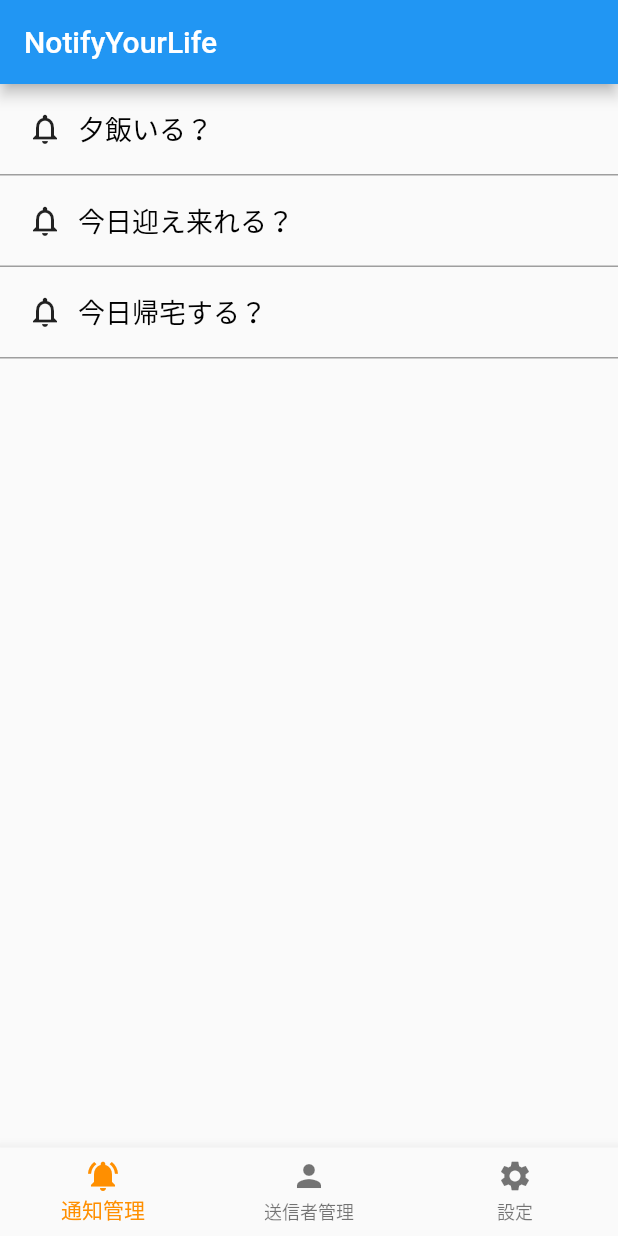
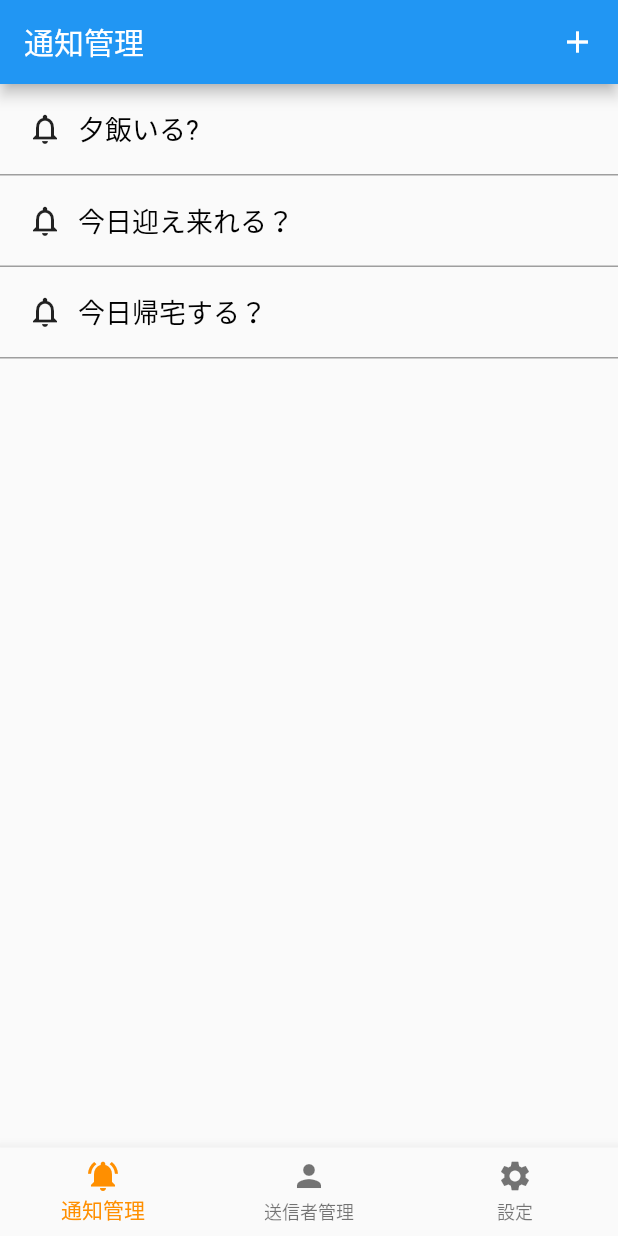
Before and after one commit to YoshikiGit/notify-your-life, a Flutter app: the screen it shows after launch, on a phone screen of 412 x 824 dp. Run offline on Flutter 3.47's test engine with Material 2 defaults, Android fonts, the phone set to English and light mode, and no system bars.

Commit message:
+ボタンの実装とディレクトリ構成の変更

```diff
--- a/notify_your_life/lib/components/notificationManagementPage.dart
+++ b/notify_your_life/lib/components/notifications/notificationsManagementPage.dart
@@ -1,19 +1,26 @@
 import 'package:flutter/material.dart';
 
-class NotificationManagementPage extends StatelessWidget {
+class NotificationsManagementPage extends StatelessWidget {
   @override
   Widget build(BuildContext context) {
     // mockデータ
-    return MaterialApp(
-      home: Scaffold(
-        body: ListView(
-          children: [
-            menuItem("夕飯いる？", Icon(Icons.notifications_outlined )),
-            menuItem("今日迎え来れる？", Icon(Icons.notifications_outlined )),
-            menuItem("今日帰宅する？", Icon(Icons.notifications_outlined )),
-          ],
-        ),
-
+    return Scaffold(
+      appBar: AppBar(
+        title: Text("通知管理"),
+        actions: <Widget>[
+          IconButton(
+            icon: Icon(Icons.add),
+            padding: const EdgeInsets.all(15.0),
+            onPressed: () => kari(),
+          ),
+        ]
+      ),
+      body: ListView(
+        children: [
+          menuItem("夕飯いる?", Icon(Icons.notifications_outlined )),
+          menuItem("今日迎え来れる？", Icon(Icons.notifications_outlined )),
+          menuItem("今日帰宅する？", Icon(Icons.notifications_outlined )),
+        ],
       ),
     );
   }
@@ -46,4 +53,8 @@ class NotificationManagementPage extends StatelessWidget {
       },
     );
   }
+
+  void kari () {
+
+  }
 }
--- /dev/null
+++ b/notify_your_life/lib/components/notifications/registNotification/registNotificationPage.dart
@@ -0,0 +1,7 @@
+import 'package:flutter/material.dart';
+
+class RegistNotificationPage extends StatelessWidget {
+  @override
+  Widget build(BuildContext context) {
+  }
+}
--- a/notify_your_life/lib/main.dart
+++ b/notify_your_life/lib/main.dart
@@ -1,5 +1,5 @@
 import 'package:flutter/material.dart';
-import './components/notificationManagementPage.dart';
+import './components/notifications/notificationsManagementPage.dart';
 
 void main() {
   runApp(MyApp());
@@ -35,7 +35,7 @@ class _MyHomePageState extends State<MyHomePage> {
 
   static List<Widget> _pageList = <Widget>[
     // ページ1の画面
-    NotificationManagementPage(),
+    NotificationsManagementPage(),
     // ページ2の画面
     Page2(),
     // ページ3の画面
@@ -57,11 +57,6 @@ class _MyHomePageState extends State<MyHomePage> {
     // fast, so that you can just rebuild anything that needs updating rather
     // than having to individually change instances of widgets.
     return Scaffold(
-      appBar: AppBar(
-        // Here we take the value from the MyHomePage object that was created by
-        // the App.build method, and use it to set our appbar title.
-        title: Text(widget.title),
-      ),
       body: _pageList[_selectedIndex],
       // 下のナビゲーションボタン
       bottomNavigationBar: BottomNavigationBar(
--- a/notify_your_life/pubspec.yaml
+++ b/notify_your_life/pubspec.yaml
@@ -19,6 +19,8 @@ version: 1.0.0+1
 
 environment:
   sdk: ">=2.7.0 <3.0.0"
+
+shared_preferences: ^0.5.12+4
 
 dependencies:
   flutter:
```
